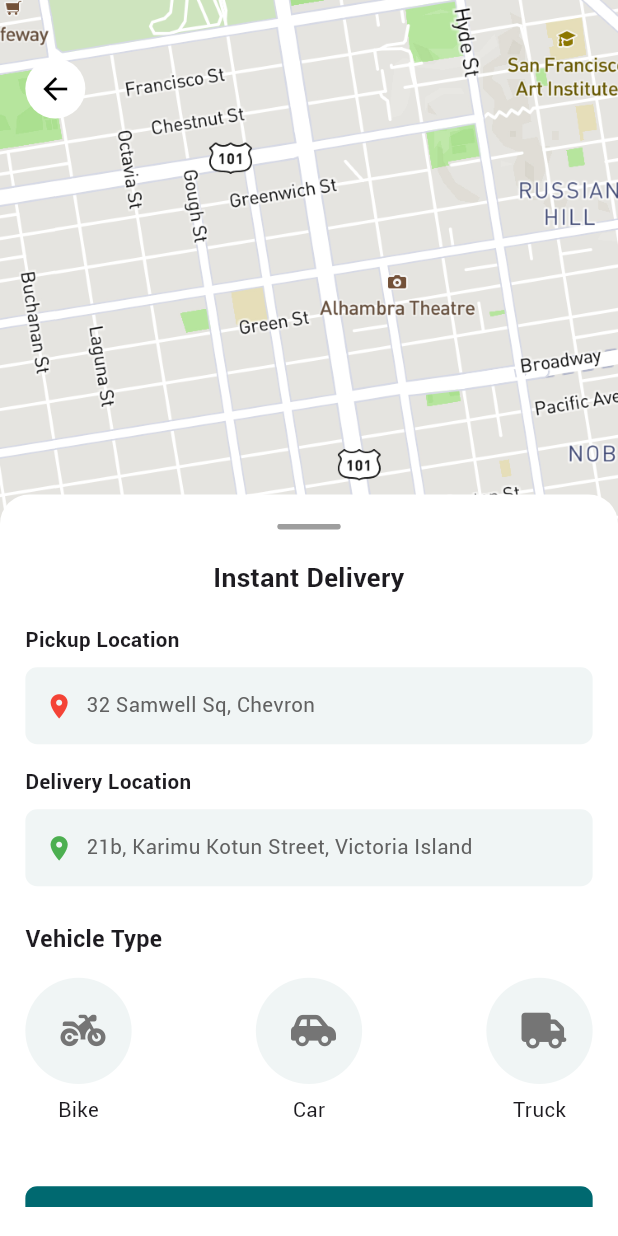
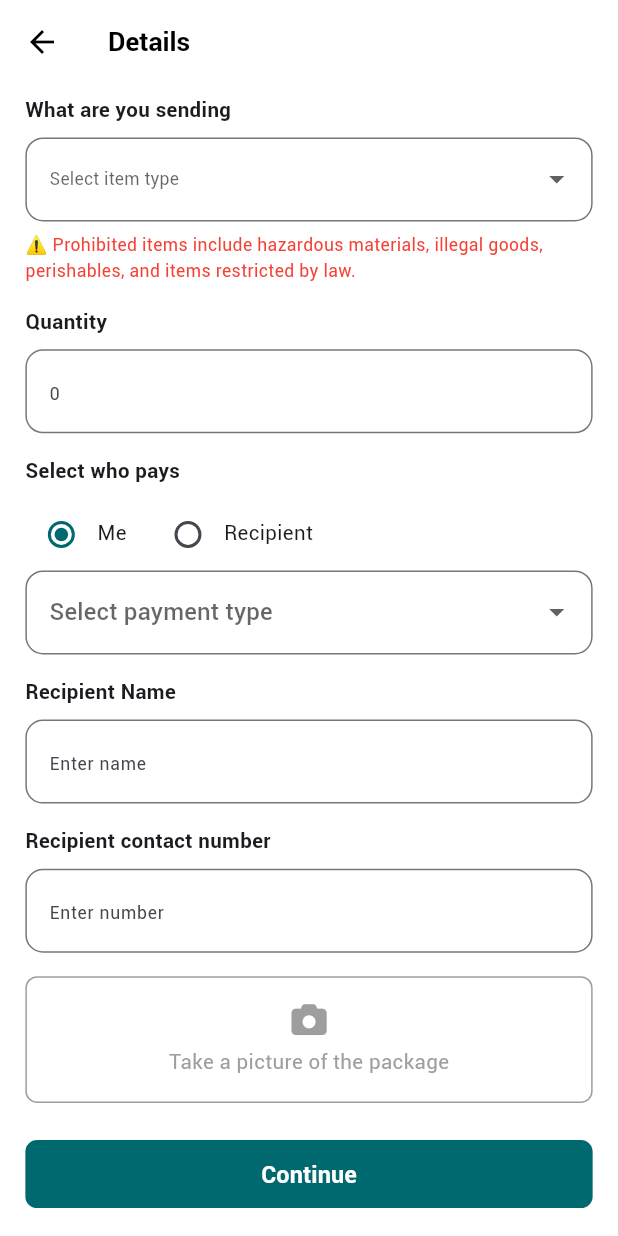
Before and after one commit to tarikbinaziz/parcel_track, a Flutter app: the InstantDeliveryScreen screen opened by its route, after a tap on "Next", on a phone screen of 412 x 824 dp. Run offline on Flutter 3.47's test engine with Material 3 defaults, Android fonts, the phone set to English and light mode, and no system bars; our stand-ins replace animated_toggle_switch, cached_network_image, carousel_slider, dio, flutter_easyloading, flutter_form_builder and 15 more; missing offline and left inert: flutter_downloader, open_file_plus; accounts and stored records are empty; generated files the repository leaves out were written again; Roboto replaces fonts that are missing (Rotobo); project files that could hold a hidden picture were left out.

Commit message:
details done

```diff
--- a/lib/routes.dart
+++ b/lib/routes.dart
@@ -2,12 +2,11 @@ import 'package:flutter/material.dart';
 import 'package:page_transition/page_transition.dart';
 import 'package:parcel_track/models/order_model/order.dart';
 import 'package:parcel_track/models/others.dart';
-import 'package:parcel_track/models/store_model/store_model.dart';
 import 'package:parcel_track/views/auth/components/phone_verification.dart';
 import 'package:parcel_track/views/auth/login_screen.dart';
 import 'package:parcel_track/views/auth/signup_screen.dart';
-import 'package:parcel_track/views/cart/my_cart_screen.dart';
 import 'package:parcel_track/views/dashboard/dashboard_screen.dart';
+import 'package:parcel_track/views/dashboard/home_screen/details.dart';
 import 'package:parcel_track/views/dashboard/home_screen/instant_delivery_screen.dart';
 import 'package:parcel_track/views/dashboard/order_screen/components/order_details.dart';
 import 'package:parcel_track/views/dashboard/payment/shipping_and_payment.dart';
@@ -33,8 +32,8 @@ class Routes {
   static const onBoardingScreen = '/onBoardingScreen';
   static const phoneVerification = '/phoneVerification';
   static const dashboardScreen = '/dashboardScreen';
-
   static const instantDeliveryScreen = '/instantDeliveryScreen';
+  static const detailsScreen = '/details';
 
   static const cartScreen = '/cartScreen';
   static const shippingPayment = '/shippingPayment';
@@ -79,13 +78,11 @@ Route generatedRoutes(RouteSettings settings) {
       break;
 
     case Routes.instantDeliveryScreen:
-      child = InstantDeliveryScreen();
+      child = const InstantDeliveryScreen();
       break;
 
-
-
-    case Routes.cartScreen:
-      child = const CartScreen();
+    case Routes.detailsScreen:
+      child = const DetailsScreen();
       break;
 
     case Routes.shippingPayment:
@@ -112,8 +109,6 @@ Route generatedRoutes(RouteSettings settings) {
       child = ProfileUpdateScreen();
       break;
 
-
-
     case Routes.termsAndConditions:
       child = const TermsAndConditions();
       break;
--- /dev/null
+++ b/lib/views/dashboard/home_screen/details.dart
@@ -0,0 +1,275 @@
+import 'dart:io';
+
+import 'package:flutter/material.dart';
+import 'package:flutter_screenutil/flutter_screenutil.dart';
+import 'package:font_awesome_flutter/font_awesome_flutter.dart';
+import 'package:image_picker/image_picker.dart';
+import 'package:parcel_track/components/custom_button.dart';
+import 'package:parcel_track/config/app_color.dart';
+import 'package:parcel_track/config/app_text.dart';
+import 'package:parcel_track/config/theme.dart';
+
+class DetailsScreen extends StatefulWidget {
+  const DetailsScreen({super.key});
+
+  @override
+  _DetailsScreenState createState() => _DetailsScreenState();
+}
+
+class _DetailsScreenState extends State<DetailsScreen> {
+  String selectedPayer = "Me";
+
+  XFile? _image;
+
+  Future<void> _pickImage(ImageSource source) async {
+    final ImagePicker picker = ImagePicker();
+    final XFile? image = await picker.pickImage(source: source);
+
+    if (image != null) {
+      setState(() {
+        _image = image;
+      });
+    }
+  }
+
+  @override
+  Widget build(BuildContext context) {
+    return Scaffold(
+      appBar: AppBar(
+        scrolledUnderElevation: 0,
+        leading: const BackButton(color: Colors.black),
+        backgroundColor: Colors.white,
+        elevation: 0,
+        title: Text(
+          'Details',
+          style: TextStyle(
+            color: Colors.black,
+            fontSize: 18.sp,
+            fontWeight: FontWeight.bold,
+          ),
+        ),
+      ),
+      body: Padding(
+        padding: EdgeInsets.symmetric(horizontal: 16.w, vertical: 8.h),
+        child: ListView(
+          children: [
+            // Dropdown for item type
+            Text(
+              'What are you sending',
+              style: TextStyle(
+                fontSize: 14.sp,
+                fontWeight: FontWeight.bold,
+              ),
+            ),
+            SizedBox(height: 8.h),
+            DropdownButtonFormField(
+              hint: Text(
+                'Select item type',
+                style: AppTextStyle.smallBody,
+              ),
+              items: const [
+                DropdownMenuItem(value: 'Document', child: Text('Document')),
+                DropdownMenuItem(value: 'Gadget', child: Text('Gadget')),
+              ],
+              onChanged: (value) {},
+              decoration: AppTheme.inputDecoration,
+              //  InputDecoration(
+              //   contentPadding: EdgeInsets.symmetric(horizontal: 16.w),
+              //   border: OutlineInputBorder(
+              //     borderRadius: BorderRadius.circular(8.r),
+              //     borderSide: const BorderSide(color: AppColor.primaryColor),
+              //   ),
+              // ),
+            ),
+            SizedBox(height: 8.h),
+            Text(
+              '⚠️ Prohibited items include hazardous materials, illegal goods, perishables, and items restricted by law.',
+              style: TextStyle(color: Colors.red, fontSize: 12.sp),
+            ),
+
+            SizedBox(height: 16.h),
+
+            // Quantity input
+            Text(
+              'Quantity',
+              style: TextStyle(
+                fontSize: 14.sp,
+                fontWeight: FontWeight.bold,
+              ),
+            ),
+            SizedBox(height: 8.h),
+            TextFormField(
+              keyboardType: TextInputType.number,
+              decoration: AppTheme.inputDecoration.copyWith(
+                hintText: "0",
+                hintStyle: AppTextStyle.smallBody,
+              ),
+            ),
+
+            SizedBox(height: 16.h),
+
+            // Select who pays
+            Text(
+              'Select who pays',
+              style: TextStyle(
+                fontSize: 14.sp,
+                fontWeight: FontWeight.bold,
+              ),
+            ),
+            SizedBox(height: 8.h),
+            Row(
+              children: [
+                Radio(
+                  value: 'Me',
+                  groupValue: selectedPayer,
+                  activeColor: AppColor.primaryColor,
+                  onChanged: (value) {
+                    setState(() {
+                      selectedPayer = value as String;
+                    });
+                  },
+                ),
+                Text('Me', style: TextStyle(fontSize: 14.sp)),
+                SizedBox(width: 16.w),
+                Radio(
+                  value: 'Recipient',
+                  groupValue: selectedPayer,
+                  activeColor: AppColor.primaryColor,
+                  onChanged: (value) {
+                    setState(() {
+                      selectedPayer = value as String;
+                    });
+                  },
+                ),
+                Text('Recipient', style: TextStyle(fontSize: 14.sp)),
+              ],
+            ),
+
+            // Payment type dropdown
+            DropdownButtonFormField(
+              hint: const Text(
+                'Select payment type',
+              ),
+              items: const [
+                DropdownMenuItem(value: 'Card', child: Text('Card')),
+                DropdownMenuItem(value: 'Cash', child: Text('Cash')),
+              ],
+              onChanged: (value) {},
+              decoration: AppTheme.inputDecoration,
+            ),
+
+            SizedBox(height: 16.h),
+
+            // Recipient name
+            Text(
+              'Recipient Name',
+              style: TextStyle(
+                fontSize: 14.sp,
+                fontWeight: FontWeight.bold,
+              ),
+            ),
+            SizedBox(height: 8.h),
+            TextFormField(
+              decoration: AppTheme.inputDecoration.copyWith(
+                  hintText: "Enter name", hintStyle: AppTextStyle.smallBody),
+            ),
+
+            SizedBox(height: 16.h),
+
+            // Recipient contact number,
+
+            Text(
+              'Recipient contact number',
+              style: TextStyle(
+                fontSize: 14.sp,
+                fontWeight: FontWeight.bold,
+              ),
+            ),
+            SizedBox(height: 8.h),
+            TextFormField(
+              decoration: AppTheme.inputDecoration.copyWith(
+                  hintText: "Enter number", hintStyle: AppTextStyle.smallBody),
+            ),
+
+            SizedBox(height: 16.h),
+
+            // Upload package picture
+            GestureDetector(
+              onTap: () {
+                showModalBottomSheet(
+                  context: context,
+                  shape: RoundedRectangleBorder(
+                    borderRadius:
+                        BorderRadius.vertical(top: Radius.circular(16.r)),
+                  ),
+                  builder: (context) => _buildImagePickerOptions(),
+                );
+              },
+              child: Container(
+                padding: EdgeInsets.symmetric(vertical: 16.h),
+                decoration: BoxDecoration(
+                  border: Border.all(color: Colors.grey),
+                  borderRadius: BorderRadius.circular(8.r),
+                ),
+                child: Column(
+                  mainAxisAlignment: MainAxisAlignment.center,
+                  children: [
+                    if (_image != null)
+                      ClipRRect(
+                        borderRadius: BorderRadius.circular(8.r),
+                        child: Image.file(
+                          File(_image!.path),
+                          width: 100.w,
+                          height: 100.h,
+                          fit: BoxFit.cover,
+                        ),
+                      )
+                    else ...[
+                      Icon(FontAwesomeIcons.camera,
+                          size: 24.sp, color: Colors.grey),
+                      SizedBox(height: 8.h),
+                      Text('Take a picture of the package',
+                          style:
+                              TextStyle(fontSize: 14.sp, color: Colors.grey)),
+                    ],
+                  ],
+                ),
+              ),
+            ),
+
+            SizedBox(height: 24.h),
+
+            // Continue button,
+            CustomButton(onPressed: () {}, text: 'Continue'),
+          ],
+        ),
+      ),
+    );
+  }
+
+  Widget _buildImagePickerOptions() {
+    return SizedBox(
+      height: 120.h,
+      child: Column(
+        children: [
+          ListTile(
+            leading: const Icon(Icons.camera_alt, color: Colors.blue),
+            title: const Text('Take Photo'),
+            onTap: () {
+              Navigator.pop(context);
+              _pickImage(ImageSource.camera);
+            },
+          ),
+          ListTile(
+            leading: const Icon(Icons.photo_library, color: Colors.green),
+            title: const Text('Choose from Gallery'),
+            onTap: () {
+              Navigator.pop(context);
+              _pickImage(ImageSource.gallery);
+            },
+          ),
+        ],
+      ),
+    );
+  }
+}
--- a/lib/views/dashboard/home_screen/instant_delivery_screen.dart
+++ b/lib/views/dashboard/home_screen/instant_delivery_screen.dart
@@ -4,13 +4,16 @@ import 'package:flutter_screenutil/flutter_screenutil.dart';
 import 'package:font_awesome_flutter/font_awesome_flutter.dart';
 import 'package:parcel_track/components/custom_button.dart';
 import 'package:parcel_track/config/app_color.dart';
+import 'package:parcel_track/routes.dart';
+import 'package:parcel_track/utils/extensions.dart';
 import 'package:parcel_track/views/dashboard/home_screen/logic/providers.dart';
 
 class InstantDeliveryScreen extends ConsumerStatefulWidget {
   const InstantDeliveryScreen({super.key});
 
   @override
-  ConsumerState<InstantDeliveryScreen> createState() => _InstantDeliveryScreenState();
+  ConsumerState<InstantDeliveryScreen> createState() =>
+      _InstantDeliveryScreenState();
 }
 
 class _InstantDeliveryScreenState extends ConsumerState<InstantDeliveryScreen> {
@@ -95,28 +98,43 @@ class _InstantDeliveryScreenState extends ConsumerState<InstantDeliveryScreen> {
                         mainAxisAlignment: MainAxisAlignment.spaceBetween,
                         children: [
                           buildVehicleOption(
-                            onTap: () {
-                              ref.read(selectedVehicleProvider.notifier).state = "Bike";
-                            },
-                            isSelected:ref.watch(selectedVehicleProvider) == "Bike",
-                              icon: FontAwesomeIcons.motorcycle, label: "Bike"),
+                              onTap: () {
+                                ref
+                                    .read(selectedVehicleProvider.notifier)
+                                    .state = "Bike";
+                              },
+                              isSelected:
+                                  ref.watch(selectedVehicleProvider) == "Bike",
+                              icon: FontAwesomeIcons.motorcycle,
+                              label: "Bike"),
                           buildVehicleOption(
                               onTap: () {
-                                ref.read(selectedVehicleProvider.notifier).state = "Car";
+                                ref
+                                    .read(selectedVehicleProvider.notifier)
+                                    .state = "Car";
                               },
-                              isSelected:ref.watch(selectedVehicleProvider) == "Car",
-
-                              icon: FontAwesomeIcons.carSide, label: "Car"),
+                              isSelected:
+                                  ref.watch(selectedVehicleProvider) == "Car",
+                              icon: FontAwesomeIcons.carSide,
+                              label: "Car"),
                           buildVehicleOption(
                               onTap: () {
-                                ref.read(selectedVehicleProvider.notifier).state = "Truck";
+                                ref
+                                    .read(selectedVehicleProvider.notifier)
+                                    .state = "Truck";
                               },
-                              isSelected:ref.watch(selectedVehicleProvider) == "Truck",
-                              icon: FontAwesomeIcons.truck, label: "Truck"),
+                              isSelected:
+                                  ref.watch(selectedVehicleProvider) == "Truck",
+                              icon: FontAwesomeIcons.truck,
+                              label: "Truck"),
                         ],
                       ),
                       SizedBox(height: 40.h),
-                      CustomButton(onPressed: () {}, text: "Next")
+                      CustomButton(
+                          onPressed: () {
+                            context.nav.pushNamed(Routes.detailsScreen);
+                          },
+                          text: "Next")
                     ],
                   ),
                 );
@@ -170,7 +188,6 @@ class _InstantDeliveryScreenState extends ConsumerState<InstantDeliveryScreen> {
       required String label,
       bool isSelected = false,
       VoidCallback? onTap}) {
-
     return GestureDetector(
       onTap: onTap,
       child: Column(
```
